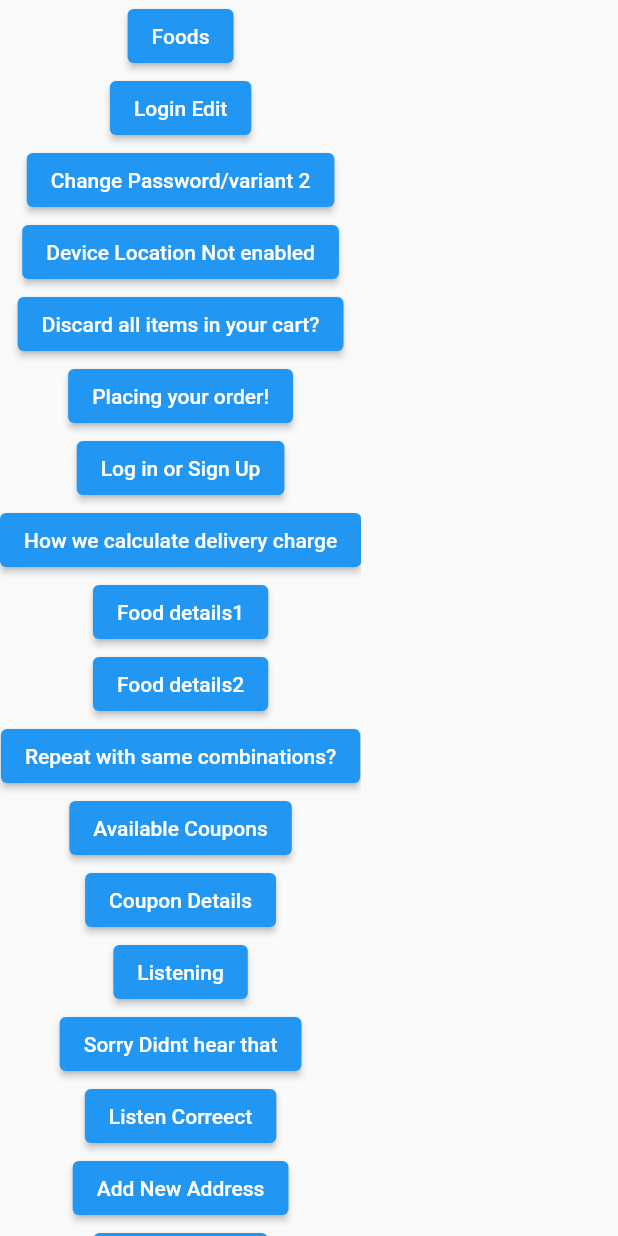
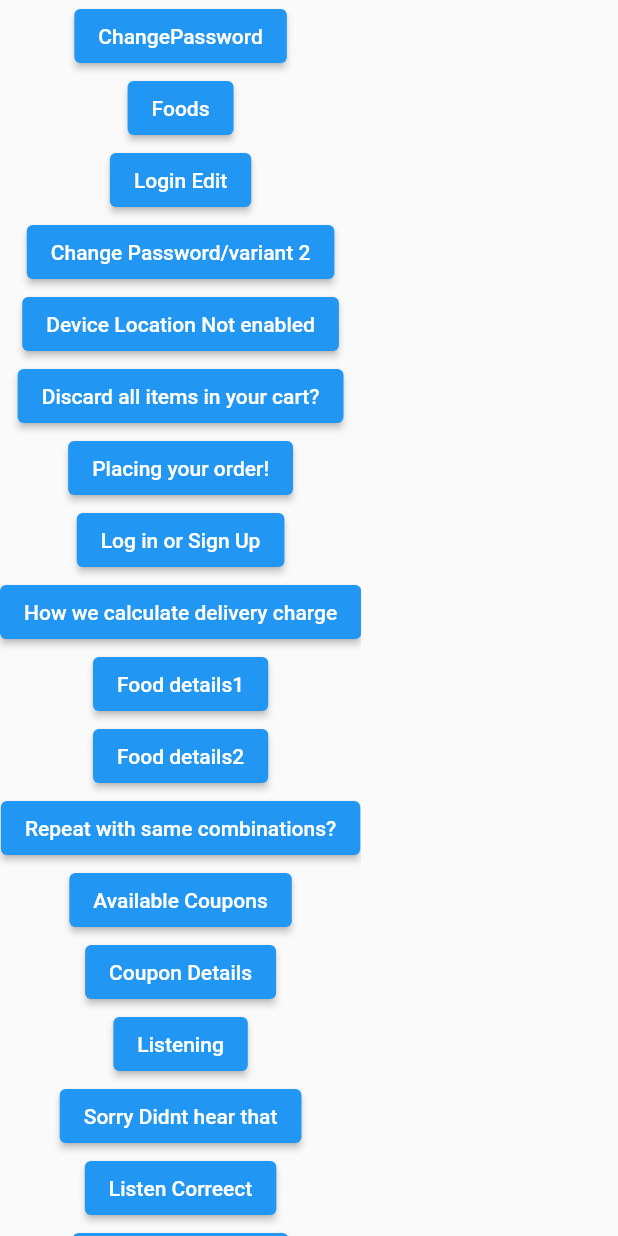
Before and after one commit to siva5271/gtm_foodapp_popup_screens, a Flutter app: the screen it shows after launch, on a phone screen of 412 x 824 dp. Run offline on Flutter 3.47's test engine with Material 2 defaults, Android fonts, the phone set to English and light mode, and no system bars; our stand-ins replace badges, get, google_fonts; missing offline and left inert: simple_progress_indicators.

Commit message:
23 screens

```diff
--- /dev/null
+++ b/lib/changePassword/change_password.dart
@@ -0,0 +1,17 @@
+import 'package:flutter/material.dart';
+import 'package:flutter/src/widgets/framework.dart';
+import 'package:flutter/src/widgets/placeholder.dart';
+import 'package:gtm_foodapp_popup_screens/constants/styles.dart';
+
+class ChangePassword extends StatelessWidget {
+  const ChangePassword({super.key});
+
+  @override
+  Widget build(BuildContext context) {
+    return Scaffold(
+      appBar: AppBar(
+        leading: kAppBarBackIcon,
+      ),
+    );
+  }
+}
--- a/lib/constants/routes.dart
+++ b/lib/constants/routes.dart
@@ -1,2 +1,3 @@
 const rProductListingInMart = '/productListingInMart';
 const rFoods = '/foods';
+const rChangePassword = '/changePassword';
--- a/lib/main.dart
+++ b/lib/main.dart
@@ -4,6 +4,7 @@ import 'package:google_fonts/google_fonts.dart';
 import 'package:gtm_foodapp_popup_screens/addNewAddress/add_new_address.dart';
 import 'package:gtm_foodapp_popup_screens/afterSubmitFeedback/after_submit_feedback.dart';
 import 'package:gtm_foodapp_popup_screens/availableCoupons/available_coupons.dart';
+import 'package:gtm_foodapp_popup_screens/changePassword/change_password.dart';
 import 'package:gtm_foodapp_popup_screens/changePasswordVar2/change_password_var2.dart';
 import 'package:gtm_foodapp_popup_screens/constants/routes.dart';
 import 'package:gtm_foodapp_popup_screens/couponDetails/coupon_details.dart';
@@ -31,7 +32,8 @@ void main() => runApp(GetMaterialApp(
       getPages: [
         GetPage(
             name: rProductListingInMart, page: () => ProductListingInMart()),
-        GetPage(name: rFoods, page: () => Foods())
+        GetPage(name: rFoods, page: () => Foods()),
+        GetPage(name: rChangePassword, page: () => ChangePassword())
       ],
       home: MyApp(),
     ));
@@ -48,6 +50,9 @@ class MyApp extends StatelessWidget {
             mainAxisAlignment: MainAxisAlignment.center,
             crossAxisAlignment: CrossAxisAlignment.center,
             children: [
+              ElevatedButton(
+                  onPressed: () => Get.toNamed(rChangePassword),
+                  child: const Text('ChangePassword')),
               ElevatedButton(
                   onPressed: () => Get.toNamed(rFoods),
                   child: const Text('Foods')),
```
